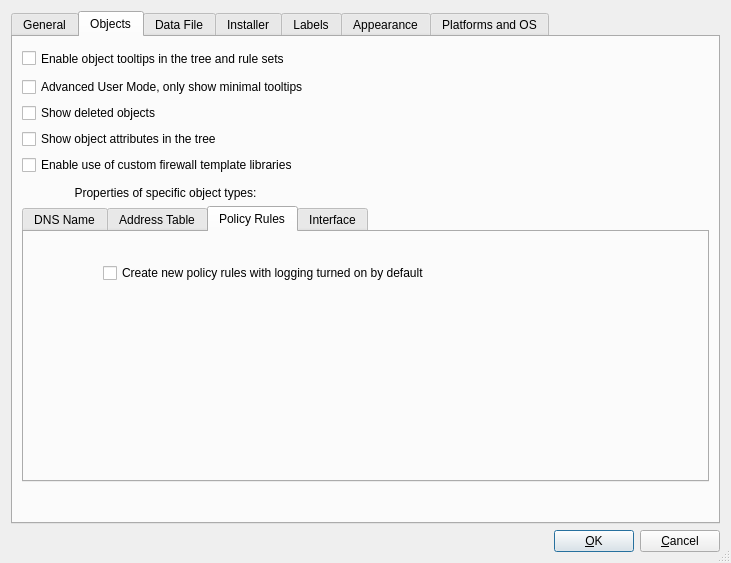
Qt form src/libgui/prefsdialog_q.ui (fwbuilder/fwbuilder) before a commit.
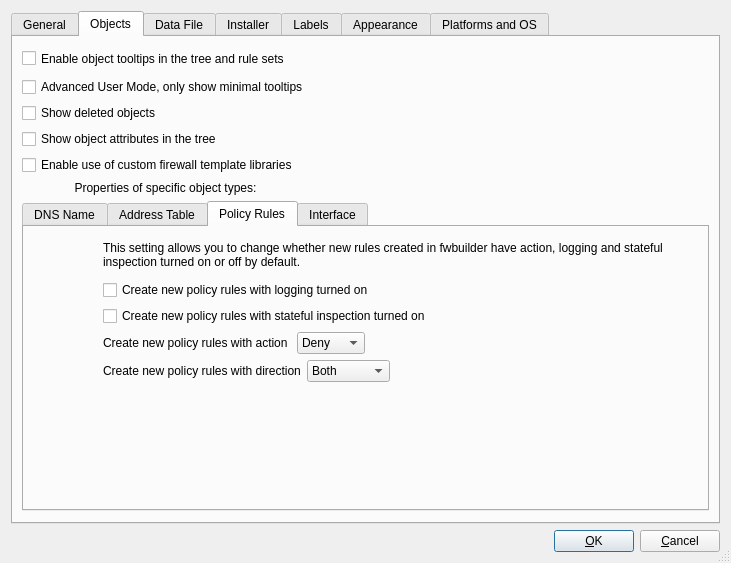
The same form after that commit. The open tabs and pages were chosen to show the change. Icons and pictures are not drawn.

Commit message: see #2515 Expanded set of options the user can change to pre-set parameters in the new policy rules they create. Now user can set default values for action ("Deny" or "Accept"), direction, the "stateless" flag and logging.

Diff of the .ui file:
```diff
--- a/src/libgui/prefsdialog_q.ui
+++ b/src/libgui/prefsdialog_q.ui
@@ -545,7 +545,7 @@
            <string>Policy Rules</string>
           </attribute>
           <layout class="QGridLayout" name="gridLayout_16">
-           <item row="0" column="0">
+           <item row="0" column="0" rowspan="2">
             <widget class="QLabel" name="label_16">
              <property name="minimumSize">
               <size>
@@ -568,19 +568,129 @@
             </widget>
            </item>
            <item row="0" column="1">
+            <widget class="QLabel" name="label_19">
+             <property name="sizePolicy">
+              <sizepolicy hsizetype="Expanding" vsizetype="Preferred">
+               <horstretch>0</horstretch>
+               <verstretch>0</verstretch>
+              </sizepolicy>
+             </property>
+             <property name="text">
+              <string>This setting allows you to change whether new rules created in fwbuilder have action, logging and stateful inspection turned on or off by default.</string>
+             </property>
+             <property name="wordWrap">
+              <bool>true</bool>
+             </property>
+            </widget>
+           </item>
+           <item row="1" column="1">
             <widget class="QCheckBox" name="rulesLoggingOn">
              <property name="sizePolicy">
-              <sizepolicy hsizetype="Minimum" vsizetype="Fixed">
+              <sizepolicy hsizetype="Expanding" vsizetype="Fixed">
                <horstretch>0</horstretch>
                <verstretch>0</verstretch>
               </sizepolicy>
              </property>
              <property name="text">
-              <string>Create new policy rules with logging turned on by default</string>
+              <string>Create new policy rules with logging turned on</string>
              </property>
             </widget>
            </item>
            <item row="2" column="1">
+            <widget class="QCheckBox" name="rulesDefaultStateful">
+             <property name="sizePolicy">
+              <sizepolicy hsizetype="Expanding" vsizetype="Fixed">
+               <horstretch>0</horstretch>
+               <verstretch>0</verstretch>
+              </sizepolicy>
+             </property>
+             <property name="text">
+              <string>Create new policy rules with stateful inspection turned on</string>
+             </property>
+            </widget>
+           </item>
+           <item row="3" column="1">
+            <layout class="QHBoxLayout" name="horizontalLayout">
+             <item>
+              <widget class="QLabel" name="label_20">
+               <property name="text">
+                <string>Create new policy rules with action </string>
+               </property>
+              </widget>
+             </item>
+             <item>
+              <widget class="QComboBox" name="rulesDefaultAction">
+               <item>
+                <property name="text">
+                 <string>Deny</string>
+                </property>
+               </item>
+               <item>
+                <property name="text">
+                 <string>Accept</string>
+                </property>
+               </item>
+              </widget>
+             </item>
+             <item>
+              <spacer name="horizontalSpacer_3">
+               <property name="orientation">
+                <enum>Qt::Horizontal</enum>
+               </property>
+               <property name="sizeHint" stdset="0">
+                <size>
+                 <width>40</width>
+                 <height>20</height>
+                </size>
+               </property>
+              </spacer>
+             </item>
+            </layout>
+           </item>
+           <item row="4" column="1">
+            <layout class="QHBoxLayout" name="horizontalLayout_5">
+             <item>
+              <widget class="QLabel" name="label_21">
+               <property name="text">
+                <string>Create new policy rules with direction</string>
+               </property>
+              </widget>
+             </item>
+             <item>
+              <widget class="QComboBox" name="rulesDefaultDirection">
+               <item>
+                <property name="text">
+                 <string>Both</string>
+                </property>
+               </item>
+               <item>
+                <property name="text">
+                 <string>Inbound</string>
+                </property>
+               </item>
+               <item>
+                <property name="text">
+                 <string>Outbound</string>
+                </property>
+               </item>
+              </widget>
+             </item>
+             <item>
+              <spacer name="horizontalSpacer_5">
+               <property name="orientation">
+                <enum>Qt::Horizontal</enum>
+               </property>
+               <property name="sizeHint" stdset="0">
+                <size>
+                 <width>40</width>
+                 <height>20</height>
+                </size>
+               </property>
+              </spacer>
+             </item>
+            </layout>
+           </item>
+           <item row="5" column="1">
             <spacer name="verticalSpacer_10">
              <property name="orientation">
               <enum>Qt::Vertical</enum>
```
Left out of the diff: 12 changed lines with no effect on the pictures. The commit also changes 4 other files.
